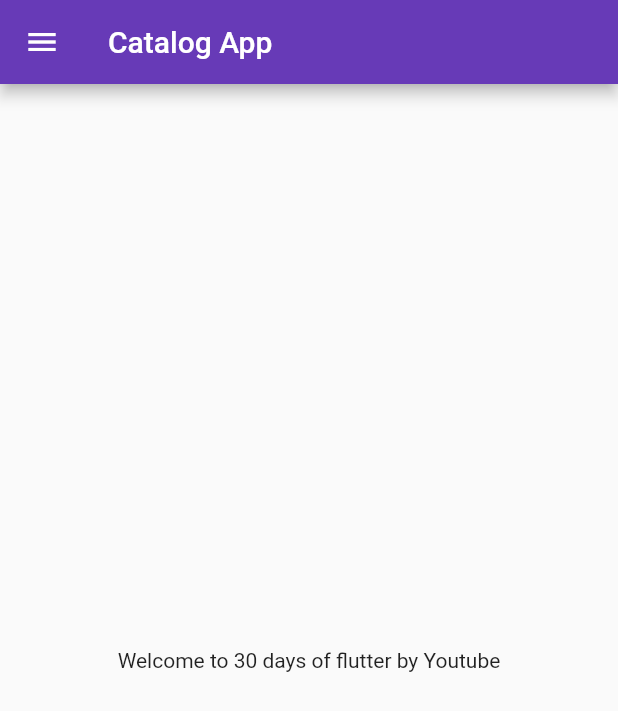
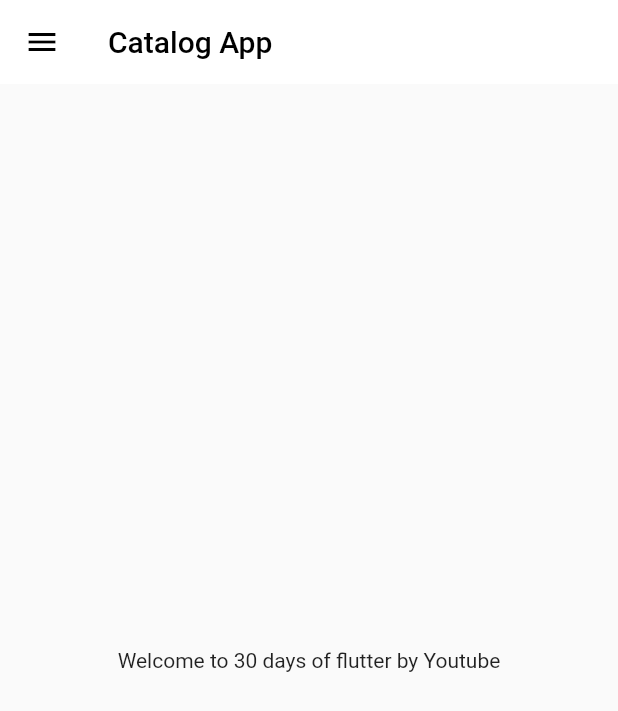
Before and after one commit to Roopam-Agr/30DaysOfFlutter, a Flutter app: the screen it shows after launch, on a phone screen of 412 x 824 dp. Shown: the top 711 px of the screen. Run offline on Flutter 3.47's test engine with Material 2 defaults, Android fonts, the phone set to English and light mode, and no system bars; our stand-ins replace google_fonts; Roboto replaces fonts that are missing (Ubuntu).

Commit message:
themes extracted

```diff
--- a/lib/main.dart
+++ b/lib/main.dart
@@ -2,6 +2,7 @@ import 'package:flutter/material.dart';
 import 'package:flutter_catalog/pages/home_page.dart';
 import 'package:flutter_catalog/pages/login_page.dart';
 import 'package:flutter_catalog/utils/routes.dart';
+import 'package:flutter_catalog/widgets/themes.dart';
 import 'package:google_fonts/google_fonts.dart';
 
 void main() {
@@ -23,17 +24,10 @@ class MyApp extends StatelessWidget {
 
     return MaterialApp(
       // home: HomePage(),
+      debugShowCheckedModeBanner: false,
       themeMode: ThemeMode.light,
-      theme: ThemeData(
-        primarySwatch: Colors.deepPurple,
-        fontFamily: GoogleFonts.ubuntu().fontFamily,
-      ),
-      debugShowCheckedModeBanner: false,
-
-      // darkTheme: ThemeData(
-      //   brightness: Brightness.dark,
-      //   primarySwatch: Colors.deepPurple,
-      // ),
+      theme: MyTheme.lightTheme,
+      darkTheme: MyTheme.darkTheme,
 
       initialRoute: MyRoutes.homeRoute,
       routes: {
--- a/lib/pages/home_page.dart
+++ b/lib/pages/home_page.dart
@@ -11,7 +11,9 @@ class HomePage extends StatelessWidget {
     String name = 'Youtube';
     return Scaffold(
       appBar: AppBar(
-        title: Text('Catalog App'),
+        title: Text(
+          'Catalog App',
+        ),
       ),
       body: Center(
         child: Container(
--- /dev/null
+++ b/lib/widgets/themes.dart
@@ -0,0 +1,19 @@
+import 'package:flutter/material.dart';
+import 'package:google_fonts/google_fonts.dart';
+
+class MyTheme {
+  static ThemeData get lightTheme => ThemeData(
+        primarySwatch: Colors.deepPurple,
+        fontFamily: GoogleFonts.ubuntu().fontFamily,
+        appBarTheme: AppBarTheme(
+          color: Colors.white,
+          elevation: 0.0,
+          // iconTheme: IconThemeData(color: Colors.black),
+          foregroundColor: Colors.black,
+        ),
+      );
+
+  static ThemeData get darkTheme => ThemeData(
+        brightness: Brightness.dark,
+      );
+}
```
